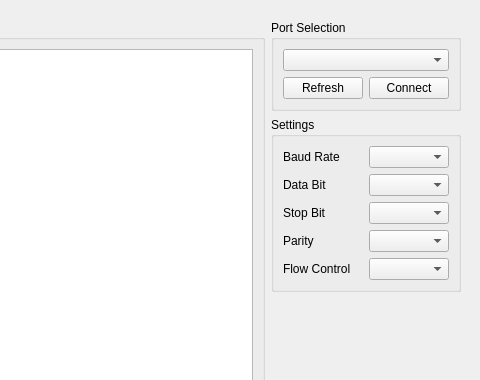
First picture: the form in ui/log_alma_screen/log_alma_screen.ui, repository cihansenyuz/system_controller, before the edit; both pictures show x 600 to 1080 and y 0 to 380 of the 1080 by 720 pixel window.
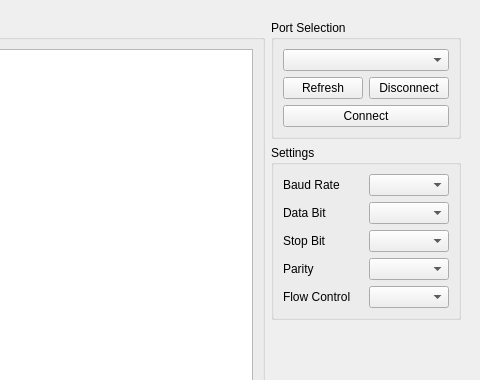
Second picture: the form after the edit.

Commit message: disconnect button and functionality is added

```diff
--- a/ui/log_alma_screen/log_alma_screen.ui
+++ b/ui/log_alma_screen/log_alma_screen.ui
@@ -123,14 +123,21 @@
             </widget>
            </item>
            <item>
-            <widget class="QPushButton" name="connectButton">
+            <widget class="QPushButton" name="disconnectButton">
              <property name="text">
-              <string>Connect</string>
+              <string>Disconnect</string>
              </property>
             </widget>
            </item>
           </layout>
          </item>
+         <item>
+          <widget class="QPushButton" name="connectButton">
+           <property name="text">
+            <string>Connect</string>
+           </property>
+          </widget>
+         </item>
         </layout>
        </widget>
       </item>
```
The commit also changes 2 other files.
